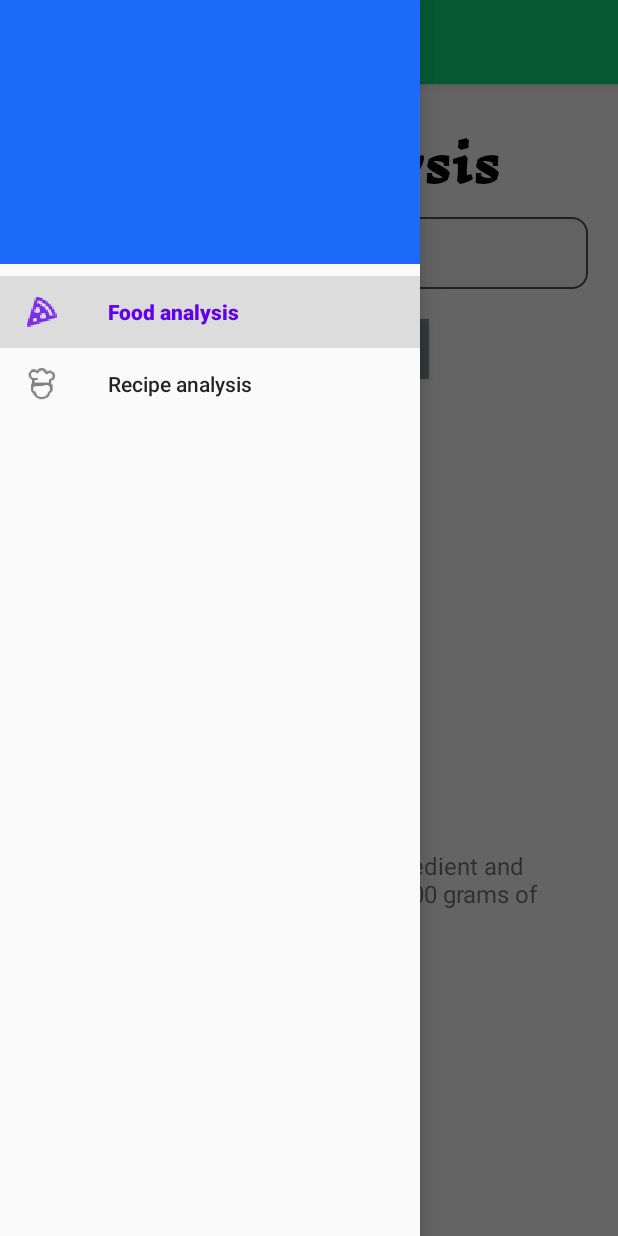
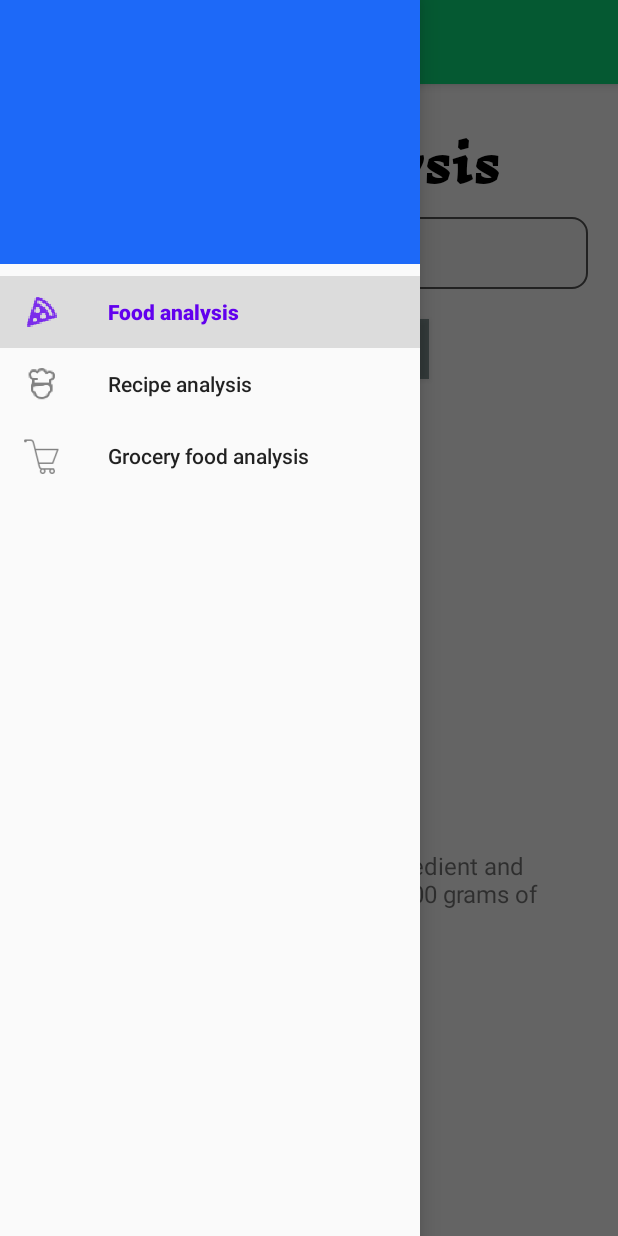
Before and after one commit to ArtemPolovin/Nutrition-Facts, an Android app: the MainActivity screen opened directly, with no data from a screen before it, with the side drawer open, on a phone screen of 412 x 824 dp. Run offline under Robolectric (Android 15) with nearby library versions, the phone set to English and light mode, and no system bars; our stand-ins replace Dagger/Hilt's generated code, RxJava, navigation-ui; libraries missing offline, so code that uses them is left out: hu.akarnokd.rxjava3; Roboto replaces fonts that are not available here; 3 statements that could not run were skipped.

Commit message:
added grocery food analysis to transaction drawer

```diff
--- a/app/src/main/java/com/example/nutritionfacts/ui/MainActivity.kt
+++ b/app/src/main/java/com/example/nutritionfacts/ui/MainActivity.kt
@@ -29,7 +29,8 @@ class MainActivity : AppCompatActivity() {
 
         appBarConfiguration = AppBarConfiguration(setOf(
             R.id.nav_food_text_analysis,
-            R.id.nav_recipe_analysis
+            R.id.nav_recipe_analysis,
+            R.id.nav_grocery_food_analysis
         ), drawerLayout)
         setupActionBarWithNavController(navController, appBarConfiguration)
         navView.setupWithNavController(navController)
--- a/app/src/main/java/com/example/nutritionfacts/ui/recipeAnalysis/RecipeAnalysisViewModel.kt
+++ b/app/src/main/java/com/example/nutritionfacts/ui/recipeAnalysis/RecipeAnalysisViewModel.kt
@@ -4,7 +4,6 @@ import android.util.Log
 import androidx.lifecycle.LiveData
 import androidx.lifecycle.MutableLiveData
 import androidx.lifecycle.ViewModel
-import com.example.nutritionfacts.data.repository.foodAnalysisRepository.FoodAnalysisRepository
 import com.example.nutritionfacts.data.repository.pojo.RecipeAnalysisPojo
 import com.example.nutritionfacts.data.repository.recipeAnalysisRepository.RecipeAnalysisRepository
 import com.example.nutritionfacts.ui.viewStates.FoodAnalysisViewState
--- a/app/src/main/res/menu/activiy_main_drawer.xml
+++ b/app/src/main/res/menu/activiy_main_drawer.xml
@@ -13,6 +13,11 @@
             android:title="@string/menu_recipe_analysis"
             />
 
+        <item android:id="@+id/nav_grocery_food_analysis"
+            android:icon="@drawable/ic_food_basket"
+            android:title="@string/menu_grocery_food_analysis"
+            />
+
 
 
     </group>
--- a/app/src/main/res/navigation/mobile_navigation.xml
+++ b/app/src/main/res/navigation/mobile_navigation.xml
@@ -17,6 +17,9 @@
             app:exitAnim="@anim/exit_to_right"
             app:popEnterAnim="@anim/enter_from_right"
             app:popExitAnim="@anim/exit_to_right" />
+        <action
+            android:id="@+id/action_nav_food_text_analysis_to_foodDatabaseFragment"
+            app:destination="@id/nav_grocery_food_analysis" />
     </fragment>
     <fragment
         android:id="@+id/nav_recipe_analysis"
@@ -30,5 +33,20 @@
             app:exitAnim="@anim/exit_to_right"
             app:popEnterAnim="@anim/enter_from_right"
             app:popExitAnim="@anim/exit_to_right" />
+        <action
+            android:id="@+id/action_nav_recipe_analysis_to_foodDatabaseFragment"
+            app:destination="@id/nav_grocery_food_analysis" />
+    </fragment>
+    <fragment
+        android:id="@+id/nav_grocery_food_analysis"
+        android:name="com.example.nutritionfacts.ui.foodDatabase.FoodDatabaseFragment"
+        android:label="Grocery food analysis"
+        tools:layout="@layout/fragment_food_database">
+        <action
+            android:id="@+id/action_foodDatabaseFragment_to_nav_recipe_analysis"
+            app:destination="@id/nav_recipe_analysis" />
+        <action
+            android:id="@+id/action_foodDatabaseFragment_to_nav_food_text_analysis"
+            app:destination="@id/nav_food_text_analysis" />
     </fragment>
 </navigation>
--- a/app/src/main/res/values/strings.xml
+++ b/app/src/main/res/values/strings.xml
@@ -10,4 +10,5 @@
     <string name="welcome_text">Welcome to Nutrition Facts</string>
     <string name="recipe_analysis_error_text">We cannot calculate the nutrition for some ingredients. Please check the ingredient spelling or if you have entered a quantities for the ingredients.</string>
     <string name="input_text_recipe_info">Enter an ingredient list for what you are cooking. Enter each ingredient on a new line For example:\n1) 7 cloves garlic, minced \n2) 1 large peeled apples\n3) 1 tablespoon caraway seeds, crushed</string>
+    <string name="menu_grocery_food_analysis">Grocery food analysis</string>
 </resources>
```
Also changed, not shown: app/src/main/java/com/example/nutritionfacts/ui/foodDatabase/FoodDatabaseFragment.kt (added, +26 -0 lines), app/src/main/res/layout/fragment_food_database.xml (added, +11 -0 lines), app/src/main/res/drawable-hdpi/ic_food_basket.png (added), app/src/main/res/drawable-mdpi/ic_food_basket.png (added), app/src/main/res/drawable-xhdpi/ic_food_basket.png (added), app/src/main/res/drawable-xxhdpi/ic_food_basket.png (added), app/src/main/res/drawable-xxxhdpi/ic_food_basket.png (added).
